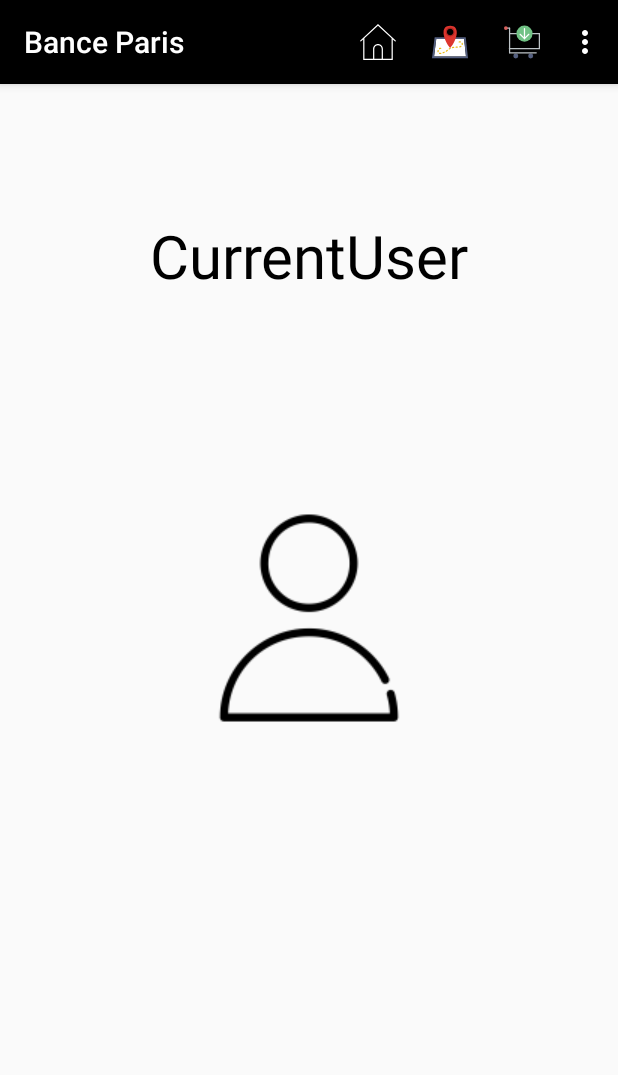
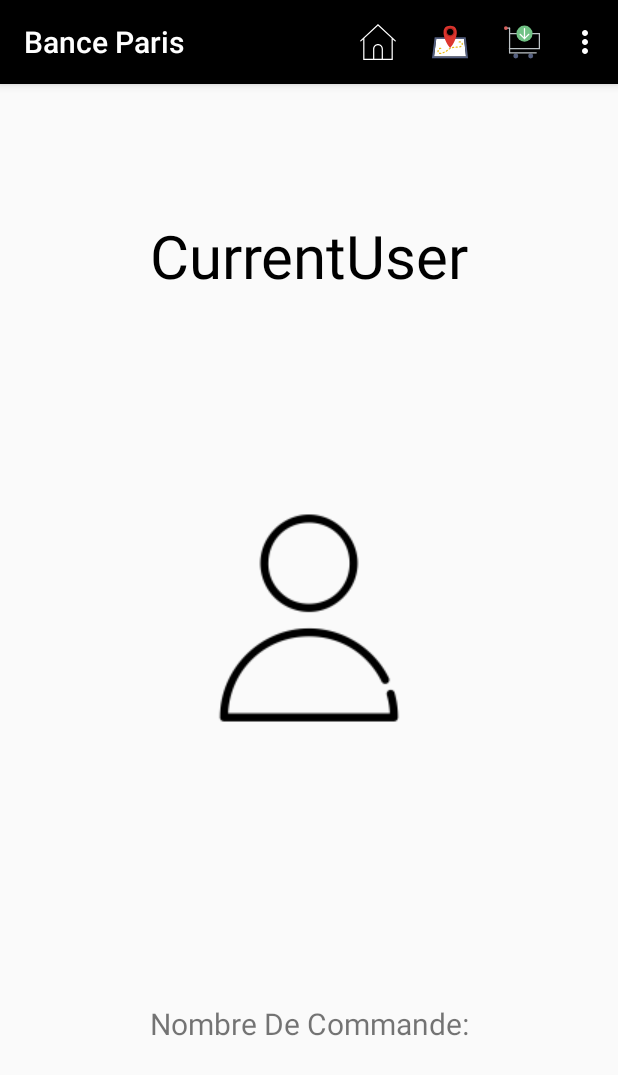
Before and after one commit to OnMyLevel/Bance_Project_2, an Android app: the AccountActivity screen opened directly, with no data from a screen before it, on a phone screen of 412 x 824 dp. Shown: the top 1075 px of the screen. Run offline under Robolectric (Android 15) with nearby library versions, the phone set to English and light mode, and no system bars; 2 statements that could not run were skipped.

```diff
--- a/app/src/main/java/com/example/christanismerilbanzouzi/bance_project/AccountActivity.java
+++ b/app/src/main/java/com/example/christanismerilbanzouzi/bance_project/AccountActivity.java
@@ -2,8 +2,8 @@ package com.example.christanismerilbanzouzi.bance_project;
 
 import android.content.Intent;
 import android.net.Uri;
+import android.os.Bundle;
 import android.support.v7.app.AppCompatActivity;
-import android.os.Bundle;
 import android.support.v7.widget.Toolbar;
 import android.util.Log;
 import android.view.Menu;
@@ -11,12 +11,13 @@ import android.view.MenuItem;
 import android.widget.TextView;
 
 import com.example.christanismerilbanzouzi.bance_project.Common.Common;
-import com.google.firebase.database.FirebaseDatabase;
 
 public class AccountActivity extends AppCompatActivity {
 
     private Toolbar myToolBar;
     TextView currentUser;
+    TextView commandeUser;
+
 
 
     @Override
@@ -27,6 +28,8 @@ public class AccountActivity extends AppCompatActivity {
         setSupportActionBar(myToolBar);
         currentUser= (TextView) findViewById(R.id.currentuser);
         currentUser.setText(Common.currentUser.getName().toString());
+        commandeUser = (TextView) findViewById(R.id.nbcommande);
+        commandeUser.setText("Nb de commande:"+Common.currentUser.getNombreCmd());
     }
 
     @Override
--- a/app/src/main/java/com/example/christanismerilbanzouzi/bance_project/CaddyActivity.java
+++ b/app/src/main/java/com/example/christanismerilbanzouzi/bance_project/CaddyActivity.java
@@ -3,8 +3,8 @@ package com.example.christanismerilbanzouzi.bance_project;
 import android.content.Intent;
 import android.graphics.Typeface;
 import android.net.Uri;
+import android.os.Bundle;
 import android.support.v7.app.AppCompatActivity;
-import android.os.Bundle;
 import android.support.v7.widget.LinearLayoutManager;
 import android.support.v7.widget.RecyclerView;
 import android.support.v7.widget.Toolbar;
@@ -18,11 +18,9 @@ import com.android.volley.RequestQueue;
 import com.android.volley.Response;
 import com.android.volley.VolleyError;
 import com.android.volley.toolbox.JsonArrayRequest;
-import com.android.volley.toolbox.JsonObjectRequest;
 import com.android.volley.toolbox.Volley;
 import com.example.christanismerilbanzouzi.bance_project.Adapter.ArticleLongAdapter;
 import com.example.christanismerilbanzouzi.bance_project.Model.ArticleLong;
-import com.google.android.gms.vision.text.Text;
 
 import org.json.JSONArray;
 import org.json.JSONException;
@@ -152,6 +150,7 @@ public class CaddyActivity extends AppCompatActivity implements ArticleLongAdapt
 
     @Override
     public void onItemClick(int position) {
+
         Intent detailsIntent = new Intent(this,Detailsctivity.class);
         ArticleLong clickitem =   myTable.get(position);
 
--- a/app/src/main/java/com/example/christanismerilbanzouzi/bance_project/Detailsctivity.java
+++ b/app/src/main/java/com/example/christanismerilbanzouzi/bance_project/Detailsctivity.java
@@ -1,13 +1,11 @@
 package com.example.christanismerilbanzouzi.bance_project;
 
-import android.content.ContentProvider;
 import android.content.ContentResolver;
 import android.content.Intent;
 import android.graphics.Typeface;
 import android.net.Uri;
-import android.os.storage.StorageManager;
+import android.os.Bundle;
 import android.support.v7.app.AppCompatActivity;
-import android.os.Bundle;
 import android.support.v7.widget.Toolbar;
 import android.util.Log;
 import android.view.Menu;
@@ -149,7 +147,7 @@ public class Detailsctivity extends AppCompatActivity {
             Toast.makeText(this," Ajouter au Pannier ",Toast.LENGTH_SHORT).show();
 
         }else{
-            Toast.makeText(this,"no file for image ",Toast.LENGTH_SHORT).show();
+            Toast.makeText(this,"Pas d'Ajout d'article ",Toast.LENGTH_SHORT).show();
         }
 
     }
--- a/app/src/main/res/layout/activity_account.xml
+++ b/app/src/main/res/layout/activity_account.xml
@@ -37,4 +37,20 @@
         app:layout_constraintBottom_toTopOf="@+id/imageView3"
         app:layout_constraintTop_toBottomOf="@+id/toolbar" />
 
+    <TextView
+        android:id="@+id/nbcommande"
+        android:layout_width="wrap_content"
+        android:layout_height="wrap_content"
+        android:layout_marginBottom="8dp"
+        android:layout_marginEnd="8dp"
+        android:layout_marginStart="8dp"
+        android:layout_marginTop="8dp"
+        android:text="Nombre De Commande:"
+        android:textSize="20sp"
+        android:textAlignment="center"
+        app:layout_constraintBottom_toBottomOf="parent"
+        app:layout_constraintEnd_toEndOf="parent"
+        app:layout_constraintStart_toStartOf="parent"
+        app:layout_constraintTop_toBottomOf="@+id/imageView3" />
+
 </android.support.constraint.ConstraintLayout>
--- a/app/src/main/res/layout/activity_caddy.xml
+++ b/app/src/main/res/layout/activity_caddy.xml
@@ -28,6 +28,6 @@
         android:layout_marginTop="13dp"
         android:text="@string/gallerie"
         android:textColor="@color/colorBlack"
-        android:textSize="50sp" />
+        android:textSize="60sp" />
 
 </RelativeLayout>
--- a/app/src/main/res/layout/activity_shop.xml
+++ b/app/src/main/res/layout/activity_shop.xml
@@ -24,7 +24,7 @@
         android:layout_marginEnd="8dp"
         android:layout_marginStart="8dp"
         android:layout_marginTop="8dp"
-        android:textSize="40sp"
+        android:textSize="60sp"
         android:textColor="@color/colorBlack"
         android:text="@string/votre_pannier"
         app:layout_constraintEnd_toEndOf="parent"
```
Also changed, not shown: app/src/main/java/com/example/christanismerilbanzouzi/bance_project/ShopActivity.java (+84 -11 lines).
